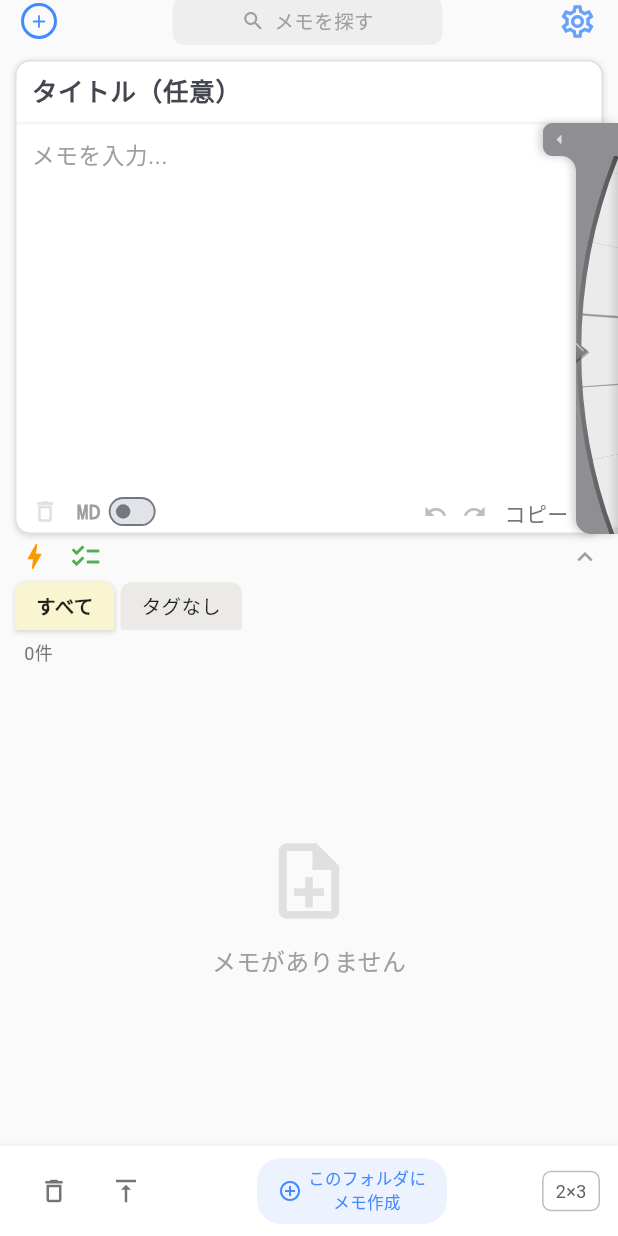
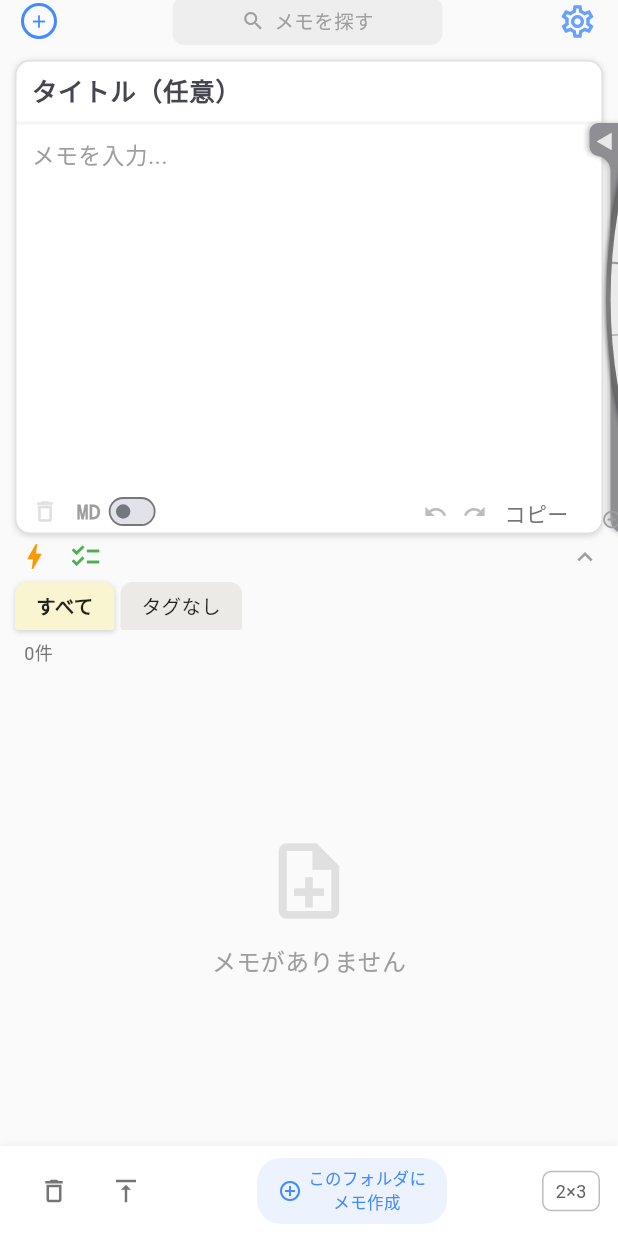
Before and after one commit to nock-in-mook/Memolette-Flutter, a Flutter app: the screen it shows after launch, after a tap on "コピー", on a phone screen of 412 x 824 dp. Run offline on Flutter 3.47's test engine with Material 3 defaults, Android fonts, the phone set to English and light mode, and no system bars; our stand-ins replace drift, flutter_markdown, flutter_riverpod; accounts and stored records are empty; generated files the repository leaves out were written again.

Commit message:
トレーをスライド方式に変更、チラ見え時の専用表示を実装
- offset方式でスライド開閉（AnimatedContainer）
- 閉じ時: bodyPeek=5, タブ19pt, ポインター非表示
- 閉じ時専用のルーレットはみ出し量(55pt)
- シャドウぼかし3→1.5に調整
- 三角マークをテキストベース(◀/▶)に変更

Co-Authored-By: Claude Opus 4.6 (1M context) <noreply@anthropic.com>

```diff
--- a/lib/widgets/memo_input_area.dart
+++ b/lib/widgets/memo_input_area.dart
@@ -70,7 +70,6 @@ class _MemoInputAreaState extends ConsumerState<MemoInputArea> {
   /// 入力内容を即座に保存
   void _onChanged() {
     if (widget.editingMemoId == null) {
-      // 新規メモ自動作成（タイトルか本文に入力があれば）
       if (_titleController.text.isNotEmpty ||
           _contentController.text.isNotEmpty) {
         _createAndSave();
@@ -91,7 +90,6 @@ class _MemoInputAreaState extends ConsumerState<MemoInputArea> {
       title: _titleController.text,
       content: _contentController.text,
     );
-    // タグ自動付与
     if (widget.selectedParentTagId != null) {
       await db.addTagToMemo(memo.id, widget.selectedParentTagId!);
     }
@@ -120,16 +118,15 @@ class _MemoInputAreaState extends ConsumerState<MemoInputArea> {
   Widget build(BuildContext context) {
     final allTagsAsync = ref.watch(allTagsProvider);
 
-    // Swift版準拠: ヘッダー40 + 区切り2 + 本文 + フッター28 + マージン
     return Container(
-      margin: const EdgeInsets.fromLTRB(10, 6, 0, 2), // 右マージンなし（トレーがはみ出すため）
+      margin: const EdgeInsets.fromLTRB(10, 6, 0, 2),
       height: 316,
       child: Stack(
         clipBehavior: Clip.none,
         children: [
           // メイン入力エリア
           Container(
-            margin: const EdgeInsets.only(right: 10), // Stack内で右に余白
+            margin: const EdgeInsets.only(right: 10),
             decoration: BoxDecoration(
               color: Colors.white,
               borderRadius: BorderRadius.circular(CornerRadius.card),
@@ -144,17 +141,16 @@ class _MemoInputAreaState extends ConsumerState<MemoInputArea> {
             child: Column(
               children: [
                 _buildHeader(),
-                // Swift版: 区切り線 2pt
                 Container(height: 2, color: Colors.grey.withValues(alpha: 0.1)),
                 _buildContent(),
                 _buildToolbar(),
               ],
             ),
           ),
-          // ルーレット（タイトル行の下端〜入力欄の下端）
+          // ルーレット（タイトル下端から入力欄下端まで）
           Positioned(
             right: 0,
-            top: 42, // タイトル(40) + 区切り線(2) = トレー上端をタイトル下端に一致
+            top: 42,
             bottom: 0,
             child: allTagsAsync.when(
               data: (allTags) => _buildRoulette(allTags),
@@ -170,7 +166,6 @@ class _MemoInputAreaState extends ConsumerState<MemoInputArea> {
   /// ルーレット構築
   Widget _buildRoulette(List<Tag> allTags) {
     final parentTags = allTags.where((t) => t.parentTagId == null).toList();
-    // 「タグなし」オプション + 親タグ
     final parentOptions = [
       const TagDialOption(id: null, name: 'タグなし', color: Colors.white),
       ...parentTags.map((t) => TagDialOption(
@@ -180,7 +175,6 @@ class _MemoInputAreaState extends ConsumerState<MemoInputArea> {
           )),
     ];
 
-    // 選択中の親タグの子タグ
     final selectedParent = _attachedTags
         .where((t) => t.parentTagId == null)
         .toList();
@@ -188,7 +182,6 @@ class _MemoInputAreaState extends ConsumerState<MemoInputArea> {
     final childTags = parentId != null
         ? allTags.where((t) => t.parentTagId == parentId).toList()
         : <Tag>[];
-    // 子タグがなくても常に内側リングを表示（「なし」のみ）
     final childOptions = [
       const TagDialOption(id: null, name: '子タグなし', color: Colors.white),
       ...childTags.map((t) => TagDialOption(
@@ -198,87 +191,100 @@ class _MemoInputAreaState extends ConsumerState<MemoInputArea> {
           )),
     ];
 
-    // トレー幅（ルーレットはみ出し分は含まない）
-    final trayWidth = _rouletteOpen ? 300.0 : 28.0;
-    // ルーレットの左はみ出し量（Swift版準拠: 開き時-27pt）
-    const dialOverhang = 60.0;
+    // Swift版準拠: トレーは常に300pt幅、offset方式でスライド開閉
+    const double trayBodyWidth = 300.0;
+    const double tabW = 19.0;
+    const double trayTotalWidth = trayBodyWidth + tabW;
+    // ルーレットはみ出し量: 開き時27pt, 閉じ時42pt（Swift版準拠）
+    final double dialOverhang = _rouletteOpen ? 27.0 : 55.0;
+    // チラ見せ量（閉じ時にボディ左辺が覗く）
+    const double peekAmount = 5.0;
+    // 閉じ時: タブだけ見える位置までスライド
+    final slideOffset = _rouletteOpen ? 0.0 : (trayTotalWidth - tabW);
 
     return SizedBox(
-      width: trayWidth + (_rouletteOpen ? dialOverhang : 0),
+      width: trayTotalWidth + 60, // 最大はみ出し分を確保
+      child: AnimatedContainer(
+        duration: const Duration(milliseconds: 300),
+        curve: Curves.easeOutCubic,
+        transform: Matrix4.translationValues(slideOffset, 0, 0),
         child: Stack(
           clipBehavior: Clip.none,
           children: [
-          // トレー背景（TrayWithTabShape: タブ+ボディ一体型）
+            // トレー背景
             Positioned(
               right: 0,
               top: 0,
               bottom: 0,
               child: GestureDetector(
-              onTap: () {
-                setState(() => _rouletteOpen = !_rouletteOpen);
-              },
+                onTap: () => setState(() => _rouletteOpen = !_rouletteOpen),
                 behavior: HitTestBehavior.opaque,
                 child: CustomPaint(
                   painter: _TrayWithTabPainter(
                     color: const Color.fromRGBO(142, 142, 147, 1),
-                  tabWidth: 22,
+                    tabWidth: tabW,
                     tabHeight: 22,
                     tabRadius: 6,
                     bodyRadius: 10,
                     innerRadius: 10,
+                    bodyPeek: _rouletteOpen ? 0 : peekAmount,
                   ),
                   child: SizedBox(
-                  width: trayWidth + 22, // トレー幅 + タブはみ出し分
+                    width: trayTotalWidth,
                     child: Column(
                       children: [
-                      // ラベル帯（タブ領域を含む）
-                      GestureDetector(
-                        onTap: () =>
-                            setState(() => _rouletteOpen = !_rouletteOpen),
-                        child: SizedBox(
+                        // ラベル帯
+                        SizedBox(
                           height: 22,
                           child: Padding(
                             padding: const EdgeInsets.only(left: 4, right: 8),
                             child: Row(
                               children: [
-                                Icon(
-                                    _rouletteOpen ? Icons.play_arrow : Icons.arrow_left,
-                                    size: 14,
-                                    color: Colors.white.withValues(alpha: 0.7)),
+                                Text(
+                                  _rouletteOpen ? '\u25B6' : '\u25C0',
+                                  style: TextStyle(
+                                    fontSize: 12,
+                                    color: Colors.white.withValues(alpha: 0.8),
+                                  ),
+                                ),
                                 if (_rouletteOpen) ...[
                                   const Spacer(),
-                                  Text('親タグ',
+                                  Text(
+                                    '\u89AAタグ',
                                     style: TextStyle(
                                       fontSize: 11,
-                                          color: Colors.white.withValues(alpha: 0.7))),
+                                      color: Colors.white.withValues(alpha: 0.7),
+                                    ),
+                                  ),
                                   const SizedBox(width: 24),
-                                  Text('子タグ',
+                                  Text(
+                                    '\u5B50タグ',
                                     style: TextStyle(
                                       fontSize: 11,
-                                          color: Colors.white.withValues(alpha: 0.7))),
+                                      color: Colors.white.withValues(alpha: 0.7),
+                                    ),
+                                  ),
                                   const Spacer(),
                                 ],
                               ],
                             ),
                           ),
                         ),
-                      ),
-                        // トレー中央 + 右端に収納ボタン
+                        // 収納ボタン
                         Expanded(
                           child: _rouletteOpen
                               ? Align(
                                   alignment: Alignment.centerRight,
                                   child: GestureDetector(
                                     behavior: HitTestBehavior.opaque,
-                                    onTap: () =>
-                                        setState(() => _rouletteOpen = false),
+                                    onTap: () => setState(() => _rouletteOpen = false),
                                     child: Transform.translate(
                                       offset: const Offset(-8, 0),
                                       child: SizedBox(
                                         width: 36,
                                         child: Center(
                                           child: Text(
-                                            '›',
+                                            '\u203A',
                                             style: TextStyle(
                                               fontSize: 60,
                                               fontWeight: FontWeight.bold,
@@ -294,28 +300,24 @@ class _MemoInputAreaState extends ConsumerState<MemoInputArea> {
                               : const SizedBox(),
                         ),
                         // 下部ボタン
-                        if (_rouletteOpen)
                         Container(
                           height: 20,
-                            padding:
-                                const EdgeInsets.symmetric(horizontal: 8),
+                          padding: const EdgeInsets.symmetric(horizontal: 8),
                           child: Row(
                             children: [
-                                const Icon(Icons.add_circle_outline,
-                                    size: 14, color: Colors.grey),
+                              const Icon(Icons.add_circle_outline, size: 14, color: Colors.grey),
                               const SizedBox(width: 4),
-                                Text('親タグ追加',
-                                    style: TextStyle(
-                                        fontSize: 11,
-                                        color: Colors.grey[600])),
+                              Text(
+                                '\u89AAタグ\u8FFD\u52A0',
+                                style: TextStyle(fontSize: 11, color: Colors.grey[600]),
+                              ),
                               const SizedBox(width: 12),
-                                const Icon(Icons.add_circle_outline,
-                                    size: 14, color: Colors.grey),
+                              const Icon(Icons.add_circle_outline, size: 14, color: Colors.grey),
                               const SizedBox(width: 4),
-                                Text('子タグ追加',
-                                    style: TextStyle(
-                                        fontSize: 11,
-                                        color: Colors.grey[600])),
+                              Text(
+                                '\u5B50タグ\u8FFD\u52A0',
+                                style: TextStyle(fontSize: 11, color: Colors.grey[600]),
+                              ),
                             ],
                           ),
                         ),
@@ -325,21 +327,21 @@ class _MemoInputAreaState extends ConsumerState<MemoInputArea> {
                 ),
               ),
             ),
-          // ルーレット本体 + 影（同じPositioned内でStackに重ねる）
-          if (_rouletteOpen)
+            // ルーレット本体 + 影
             Positioned(
               right: 0,
-              top: 22,   // ラベル分
-              bottom: 20, // ボタン分
-              width: trayWidth + dialOverhang,
+              top: 22,
+              bottom: 20,
+              width: trayBodyWidth + 60,
+              child: IgnorePointer(
+                ignoring: !_rouletteOpen,
                 child: Align(
                   alignment: Alignment.topRight,
                   child: Transform.translate(
-                  offset: const Offset(-dialOverhang, 0),
+                    offset: Offset(-dialOverhang, _rouletteOpen ? 0 : -10),
                     child: Stack(
                       clipBehavior: Clip.none,
                       children: [
-                      // 影（TagDialViewと同じサイズ、クリップなし）
                         Positioned.fill(
                           child: IgnorePointer(
                             child: CustomPaint(
@@ -347,44 +349,23 @@ class _MemoInputAreaState extends ConsumerState<MemoInputArea> {
                             ),
                           ),
                         ),
-                      // ルーレット本体
                         TagDialView(
                           height: 211,
                           parentOptions: parentOptions,
                           childOptions: childOptions,
                           selectedParentId: parentId,
-                        isOpen: true,
-                        onParentSelected: (id) =>
-                            _onTagSelected(id, false),
-                        onChildSelected: (id) =>
-                            _onTagSelected(id, true),
+                          isOpen: _rouletteOpen,
+                          onParentSelected: (id) => _onTagSelected(id, false),
+                          onChildSelected: (id) => _onTagSelected(id, true),
                         ),
                       ],
                     ),
                   ),
                 ),
-            )
-          else
-            Positioned(
-              right: 0,
-              top: 22, // ラベル帯の下から
-              bottom: 0,
-              width: trayWidth,
-              child: IgnorePointer(
-                child: TagDialView(
-                  height: 260,
-                  parentOptions: parentOptions,
-                  childOptions: childOptions,
-                  selectedParentId: parentId,
-                  isOpen: false,
-                  onParentSelected: (id) =>
-                      _onTagSelected(id, false),
-                  onChildSelected: (id) =>
-                      _onTagSelected(id, true),
-                ),
               ),
             ),
           ],
+        ),
       ),
     );
   }
@@ -392,15 +373,12 @@ class _MemoInputAreaState extends ConsumerState<MemoInputArea> {
   Future<void> _onTagSelected(String? id, bool isChild) async {
     if (widget.editingMemoId == null || id == null) return;
     final db = ref.read(databaseProvider);
-    // 既存タグを外してから付ける
     if (!isChild) {
-      // 親タグ: 既存の親タグを外す
       for (final tag in _attachedTags.where((t) => t.parentTagId == null)) {
         await db.removeTagFromMemo(widget.editingMemoId!, tag.id);
       }
       await db.addTagToMemo(widget.editingMemoId!, id);
     } else {
-      // 子タグ: 既存の子タグを外す
       for (final tag in _attachedTags.where((t) => t.parentTagId != null)) {
         await db.removeTagFromMemo(widget.editingMemoId!, tag.id);
       }
@@ -410,14 +388,12 @@ class _MemoInputAreaState extends ConsumerState<MemoInputArea> {
     setState(() {});
   }
 
-  /// ヘッダー（タイトル＋タグバッジ）— Swift版: 40pt高さ
   Widget _buildHeader() {
     return Container(
       height: 40,
       padding: const EdgeInsets.fromLTRB(10, 10, 10, 6),
       child: Row(
         children: [
-          // タイトル入力
           Expanded(
             child: TextField(
               controller: _titleController,
@@ -435,7 +411,6 @@ class _MemoInputAreaState extends ConsumerState<MemoInputArea> {
               maxLines: 1,
             ),
           ),
-          // クリアボタン
           if (_titleController.text.isNotEmpty)
             GestureDetector(
               onTap: () {
@@ -444,7 +419,6 @@ class _MemoInputAreaState extends ConsumerState<MemoInputArea> {
               },
               child: const Icon(Icons.close, size: 16, color: Colors.grey),
             ),
-          // 区切り線
           if (_attachedTags.isNotEmpty)
             Container(
               width: 1,
@@ -452,11 +426,9 @@ class _MemoInputAreaState extends ConsumerState<MemoInputArea> {
               margin: const EdgeInsets.symmetric(horizontal: 6),
               color: Colors.grey.withValues(alpha: 0.3),
             ),
-          // タグバッジ
           ..._attachedTags.take(2).map((tag) => Container(
                 margin: const EdgeInsets.only(right: 4),
-                padding:
-                    const EdgeInsets.symmetric(horizontal: 7, vertical: 3),
+                padding: const EdgeInsets.symmetric(horizontal: 7, vertical: 3),
                 decoration: BoxDecoration(
                   color: TagColors.getColor(tag.colorIndex),
                   borderRadius: BorderRadius.circular(CornerRadius.childTag),
@@ -494,7 +466,6 @@ class _MemoInputAreaState extends ConsumerState<MemoInputArea> {
     );
   }
 
-  /// 本文入力
   Widget _buildContent() {
     return Expanded(
       child: Padding(
@@ -504,7 +475,7 @@ class _MemoInputAreaState extends ConsumerState<MemoInputArea> {
           onChanged: (_) => _onChanged(),
           style: const TextStyle(fontSize: 15, height: 1.5),
           decoration: const InputDecoration(
-            hintText: 'メモを入力...',
+            hintText: '\u30E1\u30E2\u3092\u5165\u529B...',
             border: InputBorder.none,
             hintStyle: TextStyle(color: Colors.grey),
           ),
@@ -517,23 +488,21 @@ class _MemoInputAreaState extends ConsumerState<MemoInputArea> {
     );
   }
 
-  /// ツールバー — Swift版: 28pt高さ
   Widget _buildToolbar() {
     return Container(
       height: 28,
       padding: const EdgeInsets.fromLTRB(10, 5, 10, 5),
       child: Row(
         children: [
-          // 削除ボタン
           GestureDetector(
             onTap: _hasMemo ? _deleteMemo : null,
             child: Icon(Icons.delete_outline,
                 size: 18,
-                color:
-                    _hasMemo ? Colors.red.withValues(alpha: 0.5) : Colors.grey.shade300),
+                color: _hasMemo
+                    ? Colors.red.withValues(alpha: 0.5)
+                    : Colors.grey.shade300),
           ),
           const SizedBox(width: 12),
-          // MDトグル
           Text('MD',
               style: TextStyle(
                 fontSize: 13,
@@ -555,19 +524,16 @@ class _MemoInputAreaState extends ConsumerState<MemoInputArea> {
             ),
           ),
           const Spacer(),
-          // Undo / Redo
           Icon(Icons.undo, size: 16, color: Colors.grey[400]),
           const SizedBox(width: 10),
           Icon(Icons.redo, size: 16, color: Colors.grey[400]),
           const SizedBox(width: 12),
-          // コピー
           GestureDetector(
             onTap: () {},
-            child: Text('コピー',
+            child: Text('\u30B3\u30D4\u30FC',
                 style: TextStyle(fontSize: 14, color: Colors.grey[600])),
           ),
           const SizedBox(width: 12),
-          // 確定 / メモを閉じる
           if (_hasMemo)
             GestureDetector(
               onTap: _confirm,
@@ -575,7 +541,7 @@ class _MemoInputAreaState extends ConsumerState<MemoInputArea> {
                 children: [
                   Icon(Icons.check, size: 14, color: Colors.blueAccent),
                   const SizedBox(width: 2),
-                  const Text('確定',
+                  const Text('\u78BA\u5B9A',
                       style: TextStyle(
                           fontSize: 14, color: Colors.blueAccent)),
                 ],
@@ -595,8 +561,6 @@ class _MemoInputAreaState extends ConsumerState<MemoInputArea> {
   }
 }
 
-/// Swift版 TrayWithTabShape の移植
-/// タブ（左上に飛び出す取っ手）+ ボディ（本体）の一体型形状
 class _TrayWithTabPainter extends CustomPainter {
   final Color color;
   final double tabWidth;
@@ -604,6 +568,7 @@ class _TrayWithTabPainter extends CustomPainter {
   final double tabRadius;
   final double bodyRadius;
   final double innerRadius;
+  final double bodyPeek;
 
   _TrayWithTabPainter({
     required this.color,
@@ -612,69 +577,58 @@ class _TrayWithTabPainter extends CustomPainter {
     required this.tabRadius,
     required this.bodyRadius,
     required this.innerRadius,
+    this.bodyPeek = 0,
   });
 
   @override
   void paint(Canvas canvas, Size size) {
     final bodyTop = tabHeight;
-    final bodyLeftX = tabWidth;
+    final bodyLeftX = tabWidth - bodyPeek;
     final ir = innerRadius.clamp(0.0, bodyTop);
 
     final path = Path();
 
-    // 1. タブ左上角（丸み）
     path.moveTo(0, tabRadius);
     path.arcTo(
       Rect.fromLTWH(0, 0, tabRadius * 2, tabRadius * 2),
       pi, pi / 2, false,
     );
 
-    // 2. タブ上辺 → 右端
     path.lineTo(size.width, 0);
-
-    // 3. 右辺を下へ
     path.lineTo(size.width, size.height);
 
-    // 4. ボディ下辺 → ボディ左下角（丸み）
     path.lineTo(bodyLeftX + bodyRadius, size.height);
     path.arcTo(
       Rect.fromLTWH(bodyLeftX, size.height - bodyRadius * 2, bodyRadius * 2, bodyRadius * 2),
       pi / 2, pi / 2, false,
     );
 
-    // 5. ボディ左辺を上へ → 内側角の手前
     path.lineTo(bodyLeftX, bodyTop + ir);
 
-    // 5.5. 内側角の丸み（凹カーブ: 時計回り = SwiftのclockwiseTrue）
     path.arcTo(
       Rect.fromLTWH(bodyLeftX - ir * 2, bodyTop, ir * 2, ir * 2),
       0, -pi / 2, false,
     );
 
-    // 6. タブ下辺を左へ
     path.lineTo(tabRadius, bodyTop);
 
-    // 7. タブ左下角（丸み）
     path.arcTo(
       Rect.fromLTWH(0, bodyTop - tabRadius * 2, tabRadius * 2, tabRadius * 2),
       pi / 2, pi / 2, false,
     );
 
-    // 8. 閉じる
     path.close();
 
-    // ドロップシャドウ（Swift版準拠: black 20%, radius 3, x -2, y 0）
     canvas.save();
     canvas.translate(-2, 0);
     canvas.drawPath(
       path,
       Paint()
         ..color = Colors.black.withValues(alpha: 0.2)
-        ..maskFilter = const MaskFilter.blur(BlurStyle.normal, 3),
+        ..maskFilter = const MaskFilter.blur(BlurStyle.normal, 1.5),
     );
     canvas.restore();
 
-    // 本体
     canvas.drawPath(path, Paint()..color = color);
   }
 
@@ -683,7 +637,6 @@ class _TrayWithTabPainter extends CustomPainter {
       old.color != color;
 }
 
-/// ルーレット外周弧と同じ位置に透明な円弧を描き、影だけ付ける
 class _DialArcShadowPainter extends CustomPainter {
   final double dialHeight;
   static const double radius = 350;
@@ -692,12 +645,11 @@ class _DialArcShadowPainter extends CustomPainter {
 
   @override
   void paint(Canvas canvas, Size size) {
-    final cx = radius + 2; // TagDialViewと同じ = 352
+    final cx = radius + 2;
     final cy = dialHeight / 2;
     final maxSin = min(1.0, cy / radius);
     final maxAngle = asin(maxSin);
 
-    // 外周弧と同じパス
     final arcPath = Path()
       ..addArc(
         Rect.fromCircle(center: Offset(cx, cy), radius: radius),
@@ -706,14 +658,13 @@ class _DialArcShadowPainter extends CustomPainter {
       )
       ..close();
 
-    // 影だけ描画（x: -2にオフセット、Swift版準拠: black 50%, radius 3）
     canvas.save();
     canvas.translate(-2, 0);
     canvas.drawPath(
       arcPath,
       Paint()
         ..color = Colors.black.withValues(alpha: 0.5)
-        ..maskFilter = const MaskFilter.blur(BlurStyle.normal, 3),
+        ..maskFilter = const MaskFilter.blur(BlurStyle.normal, 1.5),
     );
     canvas.restore();
   }
--- a/lib/widgets/tag_dial_view.dart
+++ b/lib/widgets/tag_dial_view.dart
@@ -363,8 +363,8 @@ class _TagDialPainter extends CustomPainter {
       _drawEdgeArc(canvas, childInnerR, 1.5, brightness: (0.3, 0.45, 0.3));
     }
 
-    // ポインター（最前面に描画）
-    _drawPointer(canvas);
+    // ポインター（最前面に描画、開き時のみ）
+    if (isOpen) _drawPointer(canvas);
 
     // インナーシャドウ（上・下・右の三辺、Swift版準拠）
     _drawInnerShadows(canvas, size);
```
Lines whose indentation alone changed are shown as unchanged.
